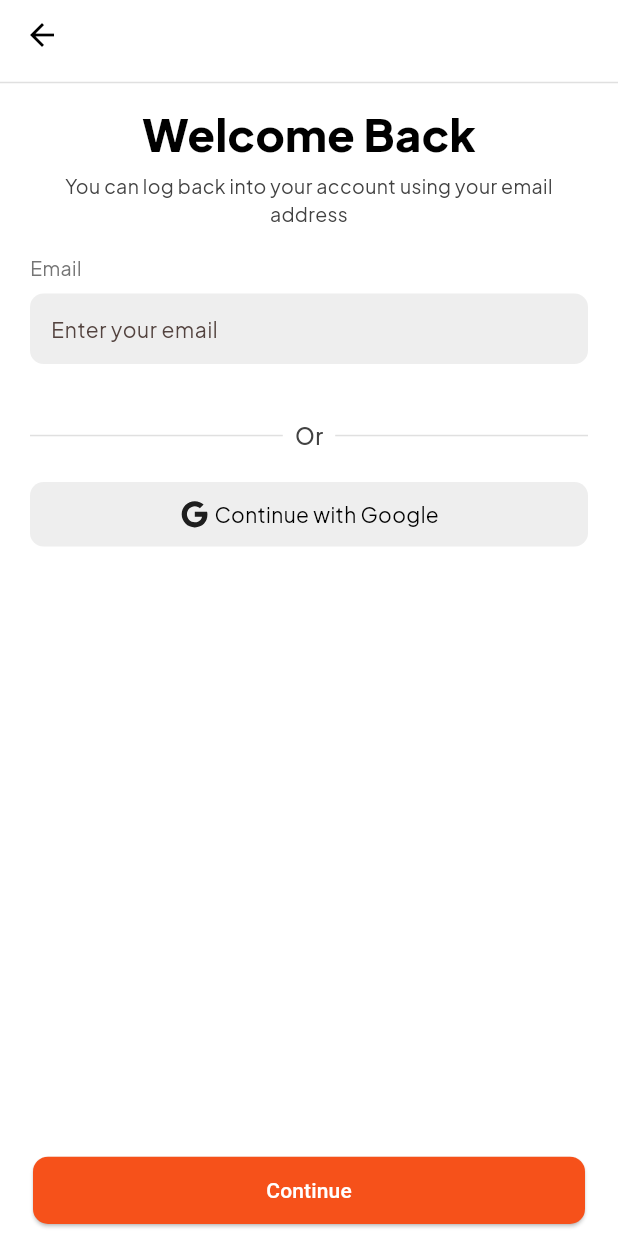
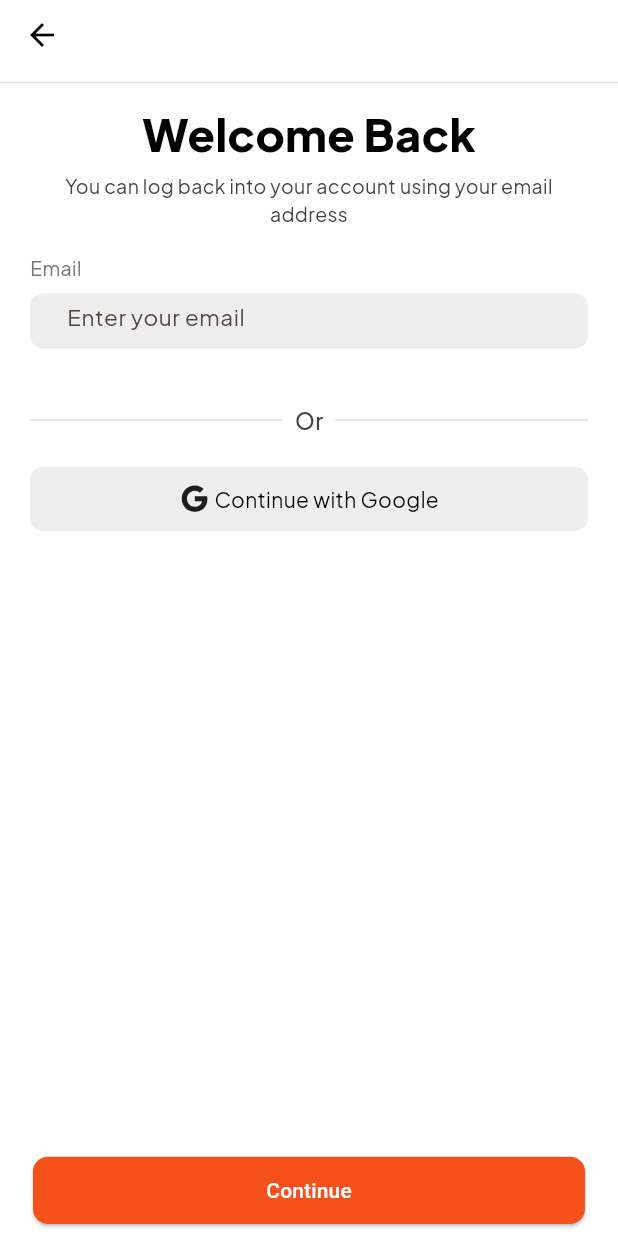
Before and after one commit to Chop-chop-Afrika/chop-chop-mobile, a Flutter app: the Login screen opened directly, on a phone screen of 412 x 824 dp. Run offline on Flutter 3.47's test engine with Material 3 defaults, Android fonts, the phone set to English and light mode, and no system bars; our stand-ins replace carousel_slider, connectivity_plus, firebase_core, firebase_messaging, flutter_easyloading, flutter_image_compress and 16 more; missing offline and left inert: flutter_email_sender, flutter_google_places_sdk, phone_numbers_parser, phone_text_field, staggered_grid_view_flutter; accounts and stored records are empty; network calls fail; project files that could hold a hidden picture were left out.

Commit message:
Price in naira, and stop a failed address call taking home down
Prices rendered with a dollar sign in ten places and a naira sign in
two, sometimes on the same screen - vendor_grid showed N for a
variant and $ for the total three lines apart. All naira now.

Package history showed a hardcoded '$20' as the Cost, sitting beside
fields reading real data. ActivePackageList carries no cost at all,
so there was nothing to wire it to; the cell is gone rather than
inventing a price for a customer to read.

Home crashed on getLatLng! whenever /user/address/all failed - an
expired token, no network, or a rider account on a customer route
all took the whole screen down. Only two of those eight calls need
coordinates, so they are skipped and the rest still load.

The login email field was 76pt tall against the app's own 65.6, with
17.6pt text beside a 14pt hint and padding pinning it to the top. It
now matches the other six fields in the app.

```diff
--- a/lib/Pages/auth_page/login.dart
+++ b/lib/Pages/auth_page/login.dart
@@ -77,7 +77,7 @@ class _LoginState extends State<Login> {
               2.gap,
               title('Email'),
               SizedBox(
-                height: 11.pH,
+                height: 9.5.pH,
                 child: TextFormField(
                   controller: _emailController,
                   keyboardType: TextInputType.emailAddress,
@@ -93,14 +93,13 @@ class _LoginState extends State<Login> {
                     }
                     return null;
                   },
-                  style: Theme.of(context).textTheme.bodySmall,
+                  style: Theme.of(context).textTheme.bodySmall?.copyWith(fontSize: 15),
                   decoration: InputDecoration(
                     filled: true,
                     fillColor: Colors.grey.shade200,
-                    contentPadding: EdgeInsets.only(top: 3, left: 10),
-                    errorStyle: TextStyle(fontSize: 14),
+                    errorStyle: TextStyle(fontSize: 12),
                     hintText: 'Enter your email',
-                    hintStyle: TextStyle(height: 2, fontSize: 14),
+                    hintStyle: TextStyle(fontSize: 15),
                     helperText: '',
                   ),
                 ),
--- a/lib/Pages/home page/home direct/active_package_history.dart
+++ b/lib/Pages/home page/home direct/active_package_history.dart
@@ -209,8 +209,7 @@ class _ActivePackageHistoryState extends State<ActivePackageHistory> {
             Row(
               mainAxisAlignment: MainAxisAlignment.spaceBetween,
               children: [
-                _packageDetails(false, 'Cost', '\$20'),
-                _packageDetails(true, 'Package', activePackage.type!),
+                _packageDetails(false, 'Package', activePackage.type!),
                 _packageDetails(true, 'Delivery Address', cutUnwantedPart(activePackage.dropOffAddress!)),
               ],
             )
--- a/lib/Pages/home page/order_direct/cart_details.dart
+++ b/lib/Pages/home page/order_direct/cart_details.dart
@@ -87,7 +87,7 @@ class _CartDetailsState extends State<CartDetails> {
                               ),
                             ),
                             title: UiUtils.subTitles(cutUnwantedPart(allCartItems.product!.name!), 14),
-                            subtitle: Text('${allCartItems.quantity} items ● \$${formatter.format(allCartItems.totalPrice)}',
+                            subtitle: Text('${allCartItems.quantity} items ● ₦${formatter.format(allCartItems.totalPrice)}',
                             style: TextStyle(
                               fontSize: 13
                             ),
--- a/lib/Pages/home page/order_direct/my_cart.dart
+++ b/lib/Pages/home page/order_direct/my_cart.dart
@@ -134,7 +134,7 @@ class _MyCartState extends State<MyCart> {
                   trailing: Column(
                     mainAxisAlignment: MainAxisAlignment.start,
                     children: [
-                      Text('\$${formatter.format(cartStores[index].subtotal)}',
+                      Text('₦${formatter.format(cartStores[index].subtotal)}',
                       style: TextStyle(
                         fontSize: 15
                       ),
```
Also changed, not shown: lib/Pages/home page/home direct/search_products.dart (+4 -4 lines), lib/Pages/home page/home direct/vendor_grid.dart (+4 -4 lines), lib/Pages/home page/main_home.dart (+8 -2 lines).
